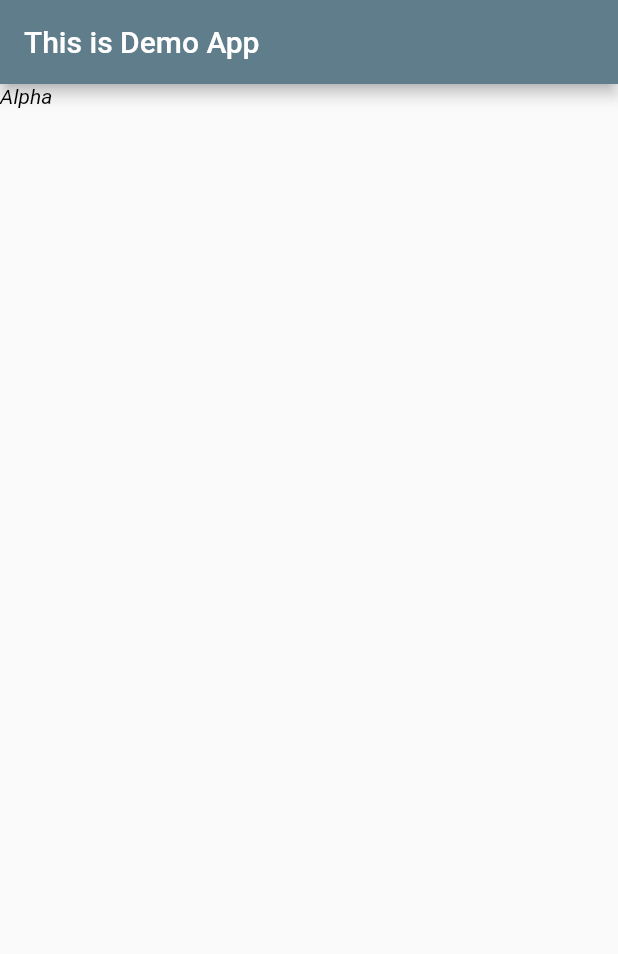
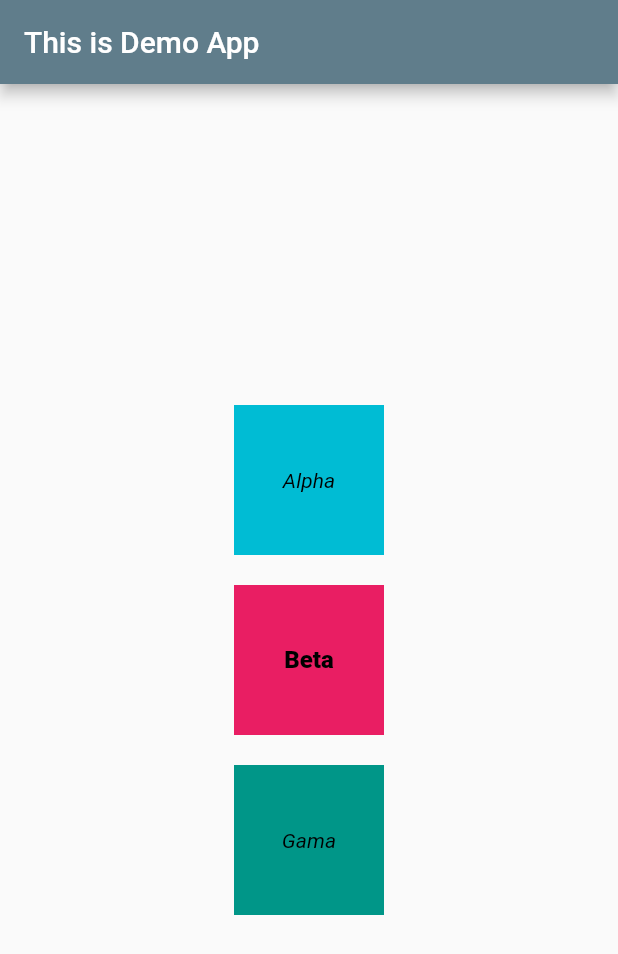
Before and after one commit to byte-vector/startup_screen, a Flutter app: the screen it shows after launch, on a phone screen of 412 x 824 dp. Shown: the top 954 px of the screen. Run offline on Flutter 3.47's test engine with Material 2 defaults, Android fonts, the phone set to English and light mode, and no system bars.

Commit message:
Made Some Changes

```diff
--- a/lib/homepage.dart
+++ b/lib/homepage.dart
@@ -9,12 +9,49 @@ class HomePage extends StatelessWidget {
       ),
       body: Container(
         child: Column(
+          mainAxisAlignment: MainAxisAlignment.center,
           children: [
-            Text(
-              "Alpha",
-              style:
-                  TextStyle(fontStyle: FontStyle.italic, color: Colors.black),
-            )
+            Center(
+              child: Container(
+                  width: 100,
+                  height: 100,
+                  color: Colors.cyan,
+                  child: Center(
+                    child: Text(
+                      "Alpha",
+                      textAlign: TextAlign.center,
+                      style: TextStyle(
+                          fontStyle: FontStyle.italic, color: Colors.black),
+                    ),
+                  )),
+            ),
+            Container(
+                color: Colors.pink,
+                width: 100,
+                height: 100,
+                margin: EdgeInsets.all(20),
+                // padding: EdgeInsets.all(45),
+                child: Center(
+                  child: Text(
+                    "Beta",
+                    style: TextStyle(
+                        fontStyle: FontStyle.normal,
+                        color: Colors.black,
+                        fontWeight: FontWeight.w900,
+                        fontSize: 16.0),
+                  ),
+                )),
+            Container(
+                color: Colors.teal,
+                width: 100,
+                height: 100,
+                child: Center(
+                  child: Text(
+                    "Gama",
+                    style: TextStyle(
+                        fontStyle: FontStyle.italic, color: Colors.black),
+                  ),
+                )),
           ],
         ),
       ),
```
